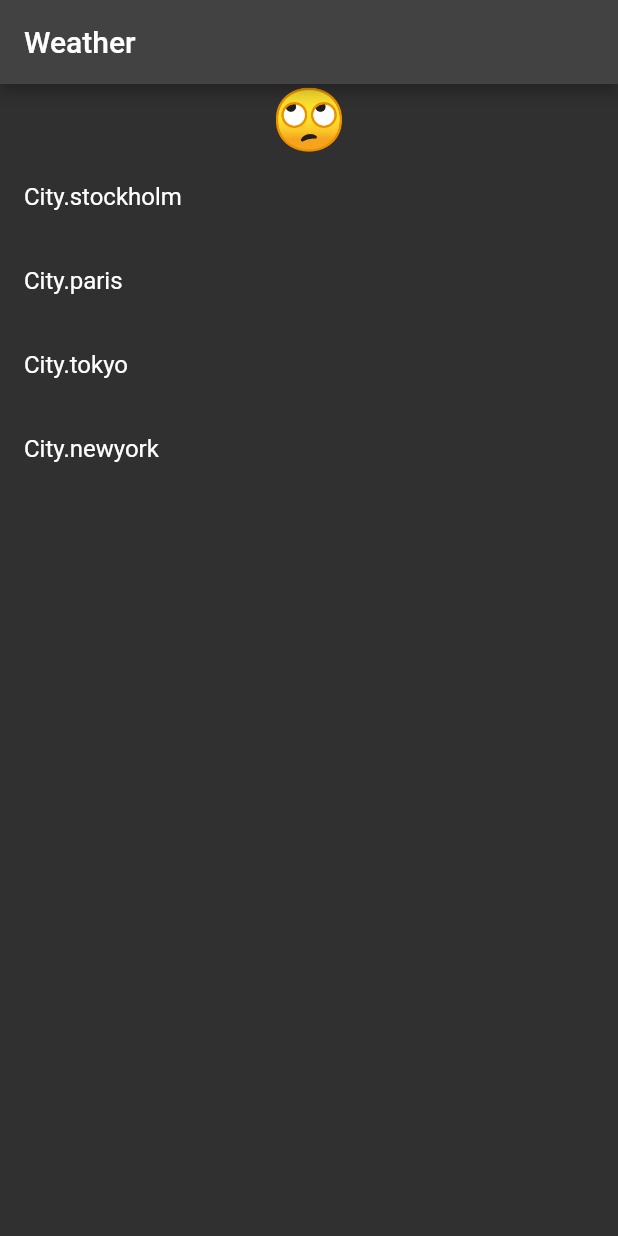
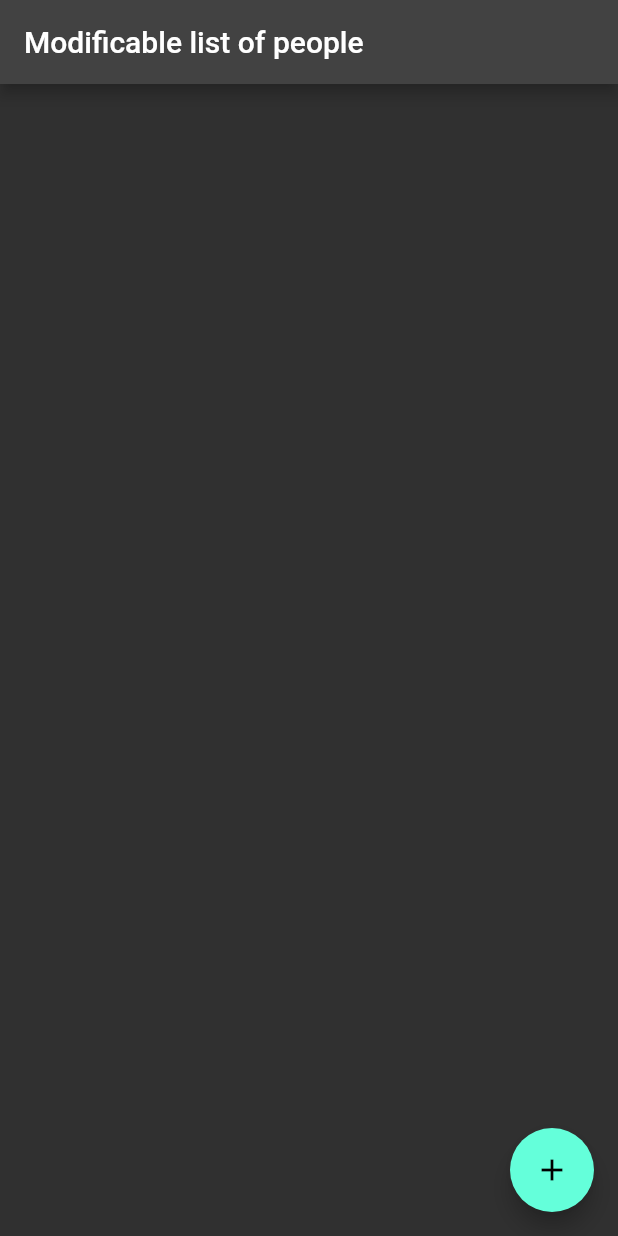
Before and after one commit to Gabonauta/riverpodexercises, a Flutter app: the screen it shows after launch, on a phone screen of 412 x 824 dp. Run offline on Flutter 3.47's test engine with Material 2 defaults, Android fonts, the phone set to English and light mode, and no system bars; our stand-ins replace hooks_riverpod.

Commit message:
display modificable list of people, change notifier

```diff
--- a/riverpodexercises/lib/main.dart
+++ b/riverpodexercises/lib/main.dart
@@ -1,4 +1,7 @@
+import 'dart:collection';
+
 import 'package:flutter/material.dart';
+import 'package:uuid/uuid.dart';
 import 'package:hooks_riverpod/hooks_riverpod.dart';
 
 void main() => runApp(const ProviderScope(child: MyApp()));
@@ -19,43 +22,53 @@ class MyApp extends StatelessWidget {
   }
 }
 
-enum City {
-  stockholm,
-  paris,
-  tokyo,
-  newyork,
+@immutable
+class Person {
+  final String name;
+  final int age;
+  final String uuid;
+
+  Person({
+    required this.name,
+    required this.age,
+    String? uuid,
+  }) : uuid = uuid ?? const Uuid().v4();
+  Person updated([String? name, int? age]) =>
+      Person(name: name ?? this.name, age: age ?? this.age, uuid: uuid);
+  String get displayName => '$name ($age years old)';
 }
 
-typedef WeatherEmoji = String;
-const value = '🌧';
-const unknownWeatherEmoji = '🙄';
-Future<WeatherEmoji> getWeather(City city) {
-  return Future.delayed(
-    const Duration(seconds: 1),
-    () => {
-      City.stockholm: '❄',
-      City.paris: '☀',
-      City.tokyo: '🌨',
-    }[city]!,
-  );
+class DataModel extends ChangeNotifier {
+  final List<Person> _people = [];
+  int get count => _people.length;
+
+  UnmodifiableListView<Person> get people => UnmodifiableListView(_people);
+  void addPerson(Person person) {
+    _people.add(person);
+    notifyListeners();
+  }
+
+  void remove(Person person) {
+    _people.remove(person);
+    notifyListeners();
+  }
+
+  void update(Person updatedPerson) {
+    final index = people.indexOf(updatedPerson);
+    final oldPerson = _people[index];
+    if (oldPerson.name != updatedPerson.name ||
+        oldPerson.age != updatedPerson.age) {
+      _people[index] = oldPerson.updated(
+        updatedPerson.name,
+        updatedPerson.age,
+      );
+      notifyListeners();
+    }
+  }
 }
 
-//IU writes to an reads from this
-final currentCityProvider = StateProvider<City?>(
-  (ref) => null,
-);
-//final myProvider = Provider((_) => DateTime.now());
-
-//UI reads this
-final weatherProvider = FutureProvider<WeatherEmoji>(
-  (ref) {
-    final city = ref.watch(currentCityProvider);
-    if (city != null) {
-      return getWeather(city);
-    } else {
-      return unknownWeatherEmoji;
-    }
-  },
+final peopleProvider = ChangeNotifierProvider(
+  (_) => DataModel(),
 );
 
 class HomePage extends ConsumerWidget {
@@ -63,45 +76,115 @@ class HomePage extends ConsumerWidget {
 
   @override
   Widget build(BuildContext context, WidgetRef ref) {
-    final currrentWather = ref.watch(
-      weatherProvider,
-    );
-
     return Scaffold(
-      appBar: AppBar(title: const Text("Weather")),
-      body: Column(
-        children: [
-          currrentWather.when(
-              data: (data) => Text(
-                    data,
-                    style: const TextStyle(fontSize: 40),
-                  ),
-              error: (_, __) => const Text('Error 😋'),
-              loading: () => const Padding(
-                    padding: EdgeInsets.all(8.0),
-                    child: CircularProgressIndicator(),
-                  )),
-          Expanded(
-              child: ListView.builder(
-            itemCount: City.values.length,
+      appBar: AppBar(title: const Text("Modificable list of people")),
+      body: Consumer(
+        builder: (context, ref, child) {
+          final dataModel = ref.watch(peopleProvider);
+          return ListView.builder(
+            itemCount: dataModel.count,
             itemBuilder: (context, index) {
-              final city = City.values[index];
-              final isSelected = city == ref.watch(currentCityProvider);
-              return ListTile(
-                title: Text(
-                  city.toString(),
+              final person = dataModel.people[index];
+              return GestureDetector(
+                onTap: () async {
+                  final updatedPerson =
+                      await createOrUpdatePersonDialog(context, person);
+                  if (updatedPerson != null) {
+                    dataModel.update(updatedPerson);
+                  }
+                },
+                child: ListTile(
+                  title: Text(person.displayName),
                 ),
-                trailing: isSelected ? const Icon(Icons.check) : null,
-                onTap: () => ref
-                    .read(
-                      currentCityProvider.notifier,
-                    )
-                    .state = city,
               );
             },
-          ))
-        ],
+          );
+        },
       ),
+      floatingActionButton: FloatingActionButton(
+          onPressed: () async {
+            final person = await createOrUpdatePersonDialog(
+              context,
+            );
+            if (person != null) {
+              final dataModel = ref.read(peopleProvider);
+              dataModel.addPerson(person);
+            }
+          },
+          child: const Icon(Icons.add)),
+
+      // body: names.when(data: data, error: error, loading: loading),
     );
   }
 }
+
+final nameController = TextEditingController();
+
+final ageController = TextEditingController();
+
+Future<Person?> createOrUpdatePersonDialog(
+  BuildContext context, [
+  Person? existingPerson,
+]) {
+  String? name = existingPerson?.name;
+  int? age = existingPerson?.age;
+
+  nameController.text = name ?? '';
+  ageController.text = age?.toString() ?? '';
+
+  return showDialog<Person?>(
+    context: context,
+    builder: (context) {
+      return AlertDialog(
+        title: const Text('create a person'),
+        content: Column(
+          mainAxisSize: MainAxisSize.min,
+          children: [
+            TextField(
+              controller: nameController,
+              decoration:
+                  const InputDecoration(labelText: "Enter name here..."),
+              onChanged: (value) => name = value,
+            ),
+            TextField(
+              controller: ageController,
+              decoration: const InputDecoration(labelText: "Enter age here..."),
+              onChanged: (value) => age = int.tryParse(value),
+            )
+          ],
+        ),
+        actions: [
+          TextButton(
+            onPressed: () => Navigator.of(context).pop(),
+            child: const Text("Cancel"),
+          ),
+          TextButton(
+              onPressed: () {
+                if (name != null && age != null) {
+                  if (existingPerson != null) {
+                    //have existing person
+                    final newPerson = existingPerson.updated(name, age);
+                    Navigator.of(context).pop(
+                      newPerson,
+                    );
+                  } else {
+                    //no existing person, create a new one
+
+                    Navigator.of(context).pop(Person(name: name!, age: age!));
+                  }
+                } else {
+                  Navigator.of(context).pop();
+                }
+              },
+              // onPressed: () => Navigator.of(context).pop(
+              //       Person(
+              //         name: name!,
+              //         age: age!,
+              //       ),
+              //     ),
+              child: const Text("Save"))
+        ],
+      );
+    },
+  );
+}
--- a/riverpodexercises/pubspec.yaml
+++ b/riverpodexercises/pubspec.yaml
@@ -34,6 +34,7 @@ dependencies:
   hooks_riverpod: ^2.0.2
   riverpod: ^2.0.2
   state_notifier: ^0.7.2+1
+  uuid: ^3.0.6
 
 dev_dependencies:
   flutter_lints: ^2.0.0
```
